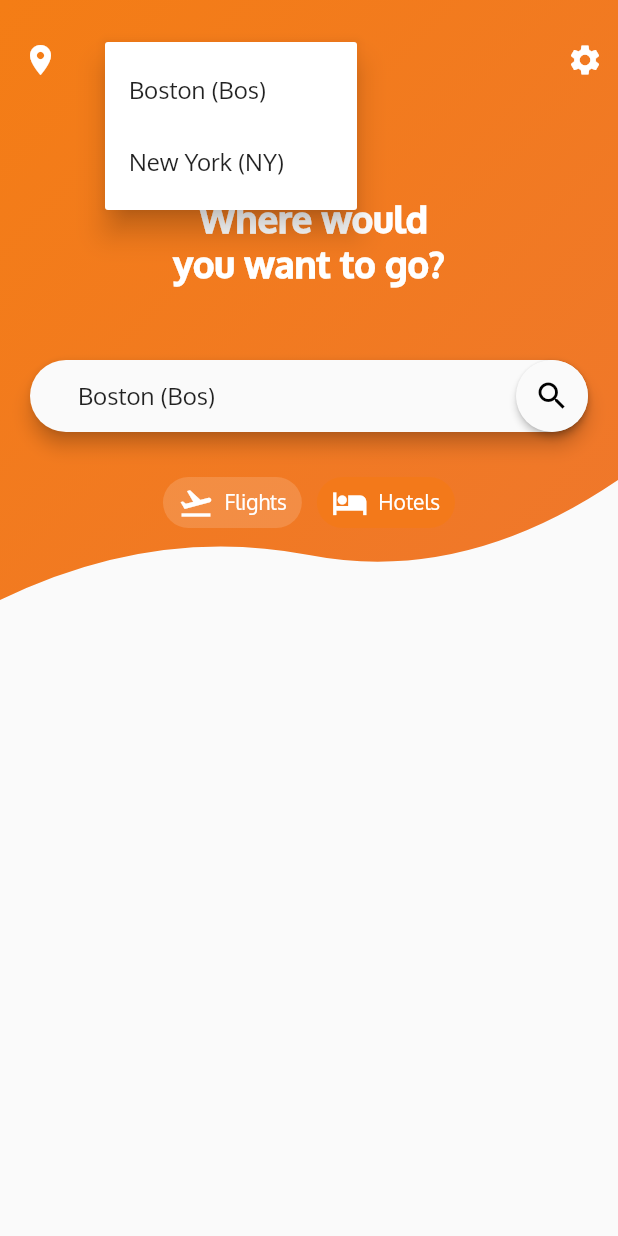
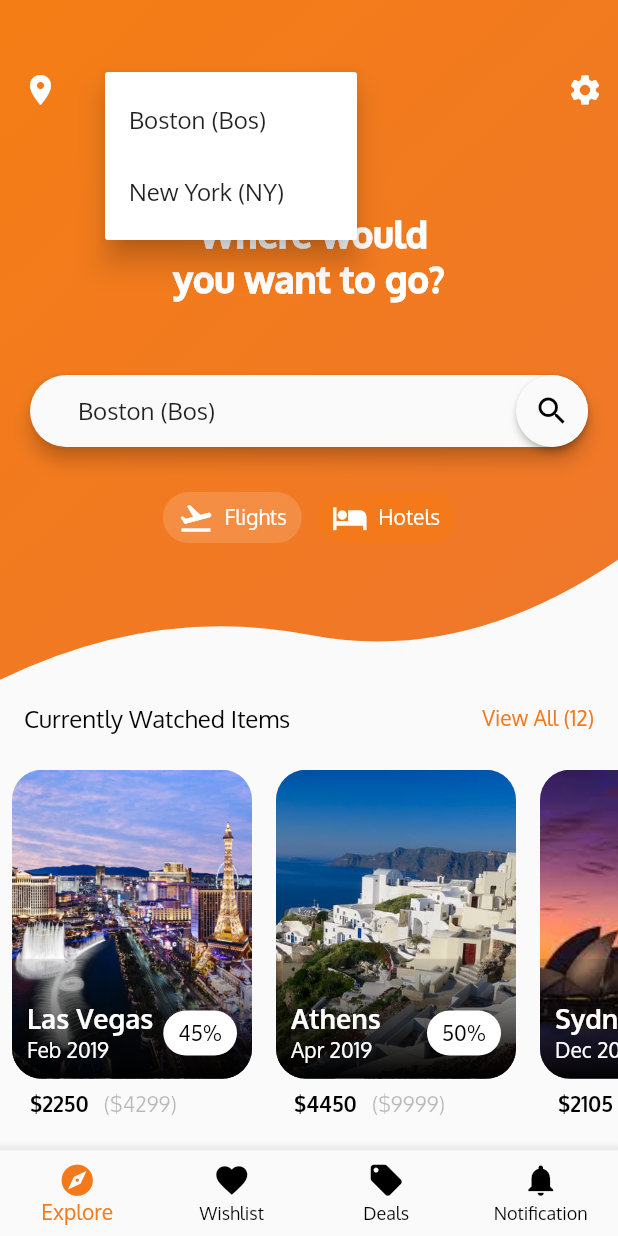
Before and after one commit to ashu8912/FlightListApp, a Flutter app: the screen it shows after launch, after a tap on "Boston (Bos)", on a phone screen of 412 x 824 dp. Run offline on Flutter 3.47's test engine with Material 2 defaults, Android fonts, the phone set to English and light mode, and no system bars.

Commit message:
home screen done

```diff
--- a/lib/screens/HomeScreen.dart
+++ b/lib/screens/HomeScreen.dart
@@ -1,3 +1,5 @@
+import 'package:flights_list/widgets/CityCard.dart';
+import 'package:flights_list/widgets/CustomAppBar.dart';
 import 'package:flights_list/widgets/CustomShapeClipper.dart';
 import "package:flutter/material.dart";
 
@@ -5,13 +7,62 @@ Color firstColor = Color(0xFFF47D15);
 Color secondColor = Color(0xFFEF772C);
 
 class HomeScreen extends StatelessWidget {
+
+  List<CityCard> cityCards=[
+    CityCard(imagePath: "assets/images/lasvegas.jpg",city: "Las Vegas",
+    monthYear: "Feb 2019",
+    newPrice: "2250",
+    oldPrice: "4299",
+    discount:"45"
+    ),
+    CityCard(imagePath: "assets/images/athens.jpg",city:"Athens",
+    monthYear: "Apr 2019",
+    newPrice: "4450",
+    oldPrice: "9999",
+    discount:"50"),
+    CityCard(imagePath: "assets/images/sydney.jpeg",city:"Sydney",
+    monthYear: "Dec 2018",
+    newPrice: "2105",
+    oldPrice: "5400",
+    discount:"51")
+  ];
   @override
   Widget build(BuildContext context) {
+    double height = MediaQuery.of(context).size.height;
+
+    Widget homeScreenBottomWidget=SingleChildScrollView(child:Column(children: <Widget>[
+
+   Padding(
+       padding:EdgeInsets.all(16.0),
+        child: Row(children: <Widget>[
+     Text("Currently Watched Items",style: TextStyle(color:Colors.black,fontSize: 16.0),
+
+     ),Spacer(),
+       Text("View All (12)",style:TextStyle(color:Theme.of(context).primaryColor,fontSize: 14.0))
+     ],),
+   ),
+   Container(
+     height:height*0.30,
+     child: ListView(children:cityCards,
+     scrollDirection: Axis.horizontal,
+
+     ),
+   )
+ ],));
+
     return Scaffold(
-      body: Column(
-        children: <Widget>[HomeScreenTopPart()],
-      ),
-    );
+      bottomNavigationBar: CustomAppBar(),
+      body:  SingleChildScrollView(
+        scrollDirection: Axis.vertical,
+        child:Container(
+
+          child: Column(
+
+            children: <Widget>[HomeScreenTopPart(),homeScreenBottomWidget],
+          ),
+        ),
+
+    ));
   }
 }
 
@@ -27,12 +78,13 @@ class _HomeScreenTopPartState extends State<HomeScreenTopPart> {
 
   @override
   Widget build(BuildContext context) {
+    double height=MediaQuery.of(context).size.height;
     return Stack(
       children: <Widget>[
         ClipPath(
             clipper: CustomShapeClipper(),
             child: Container(
-              height: 400.0,
+              height: height*0.55,
               decoration: BoxDecoration(
                 gradient: LinearGradient(
                   begin: Alignment.topLeft,
@@ -45,7 +97,7 @@ class _HomeScreenTopPartState extends State<HomeScreenTopPart> {
                   Row(
                     children: <Widget>[
                       SizedBox(
-                        height: 80,
+                        height: 120,
                       ),
                       Padding(
                           padding: EdgeInsets.all(15),
@@ -94,7 +146,7 @@ class _HomeScreenTopPartState extends State<HomeScreenTopPart> {
                     ],
                   ),
                   SizedBox(
-                    height: 50.0,
+                    height: 20.0,
                   ),
                   Text(
                     " Where would\nyou want to go?",
--- /dev/null
+++ b/lib/widgets/CityCard.dart
@@ -0,0 +1,74 @@
+import "package:flutter/material.dart";
+class CityCard extends StatelessWidget {
+  final String imagePath,oldPrice,newPrice,discount,city,monthYear;
+  CityCard({this.imagePath,this.oldPrice,this.newPrice,this.discount,this.city,this.monthYear});
+  @override
+  Widget build(BuildContext context) {
+    double height = MediaQuery.of(context).size.height;
+
+    return Container(
+        child: Column(
+          crossAxisAlignment: CrossAxisAlignment.start,
+          children: <Widget>[
+            Padding(
+              padding: const EdgeInsets.all(8.0),
+              child: ClipRRect(
+                  borderRadius: BorderRadius.all(Radius.circular(20.0)),
+                  child: Stack(children:[
+                 Container(
+                    height:height*0.25,
+                    width:160.0,
+                    child: Image.asset(imagePath,fit:BoxFit.cover),
+                  ),
+                  Positioned(
+                    bottom:0,
+                    left:0,
+                    height:80.0,
+                    width:160.0,
+                    child: Container(
+                      decoration: BoxDecoration(
+                        gradient: LinearGradient(
+                          begin: Alignment.bottomCenter,
+                          end:Alignment.topCenter,
+                          colors:[Colors.black,Colors.black.withOpacity(0.1)]
+                        )
+                      ),
+                    ),
+                  ),
+                  Positioned(
+                    child:Row(
+                      mainAxisAlignment: MainAxisAlignment.spaceBetween,
+                      children: <Widget>[
+                      Column(
+                      crossAxisAlignment: CrossAxisAlignment.start,
+                      children: <Widget>[
+                      Text('${city}',style: TextStyle(color: Colors.white,fontWeight: FontWeight.bold,fontSize: 18.0),),
+                      Text(monthYear,style:TextStyle(color:Colors.white,fontSize: 14.0))
+
+                      ],),
+                      Container(child:Text('$discount%',style:TextStyle(color:Colors.black,fontSize: 14.0)),
+                      padding: EdgeInsets.symmetric(vertical:6.0,horizontal: 10.0),
+                      decoration: BoxDecoration(color:Colors.white,borderRadius: BorderRadius.all(Radius.circular(15.0))),
+                      )
+                    ],),
+                    bottom:10.0,
+                    right:10.0,
+                    left:10.0
+                  )
+                ],
+              )),
+            ),
+          Container(
+            padding: EdgeInsets.symmetric(horizontal: 20.0),
+            child: Row(
+              children: <Widget>[
+                Text('\$${newPrice}',style: TextStyle(color:Colors.black,fontWeight: FontWeight.bold),),
+                SizedBox(width:10.0),
+                Text('(\$${oldPrice})',style:TextStyle(color:Colors.black26,fontSize: 14.0))
+              ],
+            ))
+          ],
+        ),
+    );
+  }
+}
--- /dev/null
+++ b/lib/widgets/CustomAppBar.dart
@@ -0,0 +1,23 @@
+import "package:flutter/material.dart";
+class CustomAppBar extends StatelessWidget {
+  List<BottomNavigationBarItem> bottomBarItems=[
+    BottomNavigationBarItem(icon: Icon(Icons.explore),title: Text("Explore",style: TextStyle(color: Colors.black),)),
+    BottomNavigationBarItem(icon:Icon(Icons.favorite),title:Text("Wishlist",style: TextStyle(color: Colors.black)),),
+    BottomNavigationBarItem(icon:Icon(Icons.local_offer),title:Text("Deals",style: TextStyle(color: Colors.black))),
+    BottomNavigationBarItem(icon:Icon(Icons.notifications),title:Text("Notification",style: TextStyle(color: Colors.black)))
+  ];
+  @override
+  Widget build(BuildContext context) {
+    return Material(
+      elevation: 10.0,
+          child: BottomNavigationBar(
+        items:bottomBarItems,
+        currentIndex: 0,
+        unselectedItemColor: Colors.black,
+        iconSize: 25.0,
+        selectedItemColor: Theme.of(context).primaryColor,
+        type:BottomNavigationBarType.fixed
+      ),
+    );
+  }
+}
```
